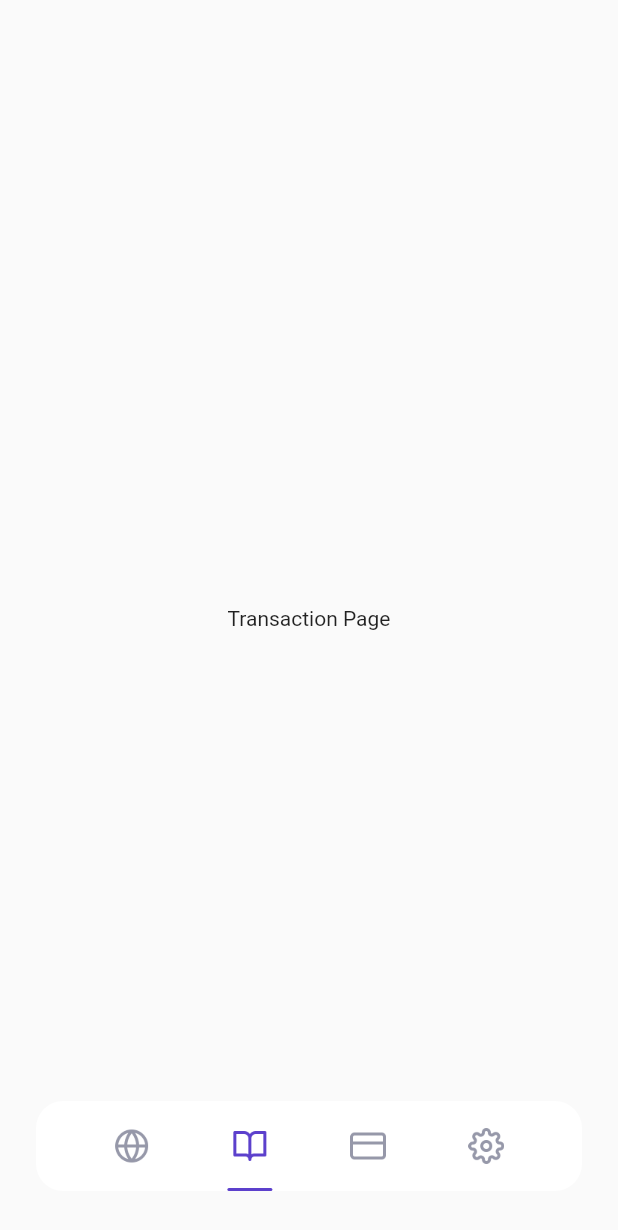
After one commit to zaeroblitz/airplane-app, a Flutter app: the MainPage screen opened by its route, item 2 of the bottom bar chosen, on a phone screen of 412 x 824 dp. The commit adds this screen. Shown: the top 1230 px of the screen. Run offline on Flutter 3.47's test engine with Material 2 defaults, Android fonts, the phone set to English and light mode, and no system bars; our stand-ins replace bloc, flutter_bloc, form_field_validator, google_fonts.

Commit message:
Add Page Cubit

```diff
--- /dev/null
+++ b/lib/cubit/page_cubit.dart
@@ -0,0 +1,7 @@
+import 'package:bloc/bloc.dart';
+
+class PageCubit extends Cubit<int> {
+  PageCubit() : super(0);
+
+  void setPage(int newPage) => emit(newPage);
+}
--- a/lib/views/pages/main_page.dart
+++ b/lib/views/pages/main_page.dart
@@ -3,8 +3,19 @@ part of 'pages.dart';
 class MainPage extends StatelessWidget {
   @override
   Widget build(BuildContext context) {
-    Widget _buildContext() {
+    Widget _buildContext(int currentIndex) {
+      switch (currentIndex) {
+        case 0:
           return HomePage();
+        case 1:
+          return TransactionPage();
+        case 2:
+          return WalletPage();
+        case 3:
+          return SettingPage();
+        default:
+          return HomePage();
+      }
     }
 
     Widget _bottomNav() {
@@ -27,19 +38,19 @@ class MainPage extends StatelessWidget {
             children: [
               NavbarIcon(
                 iconUrl: 'assets/icon_home.png',
-                isActive: true,
+                index: 0,
               ),
               NavbarIcon(
                 iconUrl: 'assets/icon_booking.png',
-                isActive: false,
+                index: 1,
               ),
               NavbarIcon(
                 iconUrl: 'assets/icon_wallet.png',
-                isActive: false,
+                index: 2,
               ),
               NavbarIcon(
                 iconUrl: 'assets/icon_setting.png',
-                isActive: false,
+                index: 3,
               ),
             ],
           ),
@@ -47,14 +58,18 @@ class MainPage extends StatelessWidget {
       );
     }
 
+    return BlocBuilder<PageCubit, int>(
+      builder: (_, currentIndex) {
         return Scaffold(
           backgroundColor: kBackgroundColor,
           body: Stack(
             children: [
-          _buildContext(),
+              _buildContext(currentIndex),
               _bottomNav(),
             ],
           ),
         );
+      },
+    );
   }
 }
--- a/lib/views/pages/pages.dart
+++ b/lib/views/pages/pages.dart
@@ -1,20 +1,25 @@
 import 'dart:async';
 
 import 'package:flutter/material.dart';
+import 'package:flutter_bloc/flutter_bloc.dart';
 import 'package:form_field_validator/form_field_validator.dart';
 
 import '../widgets/widgets.dart';
 import '../../shared/theme.dart';
+import '../../cubit/page_cubit.dart';
 import '../../routes/app_routes.dart';
 
 part 'main_page.dart';
 part 'home_page.dart';
 part 'bonus_page.dart';
+part 'wallet_page.dart';
 part 'splash_page.dart';
 part 'detail_page.dart';
+part 'setting_page.dart';
 part 'sign_in_page.dart';
 part 'sign_up_page.dart';
 part 'checkout_page.dart';
 part 'get_started_page.dart';
 part 'choose_seat_page.dart';
+part 'transaction_page.dart';
 part 'success_checkout_page.dart';
--- /dev/null
+++ b/lib/views/pages/transaction_page.dart
@@ -0,0 +1,12 @@
+part of 'pages.dart';
+
+class TransactionPage extends StatelessWidget {
+  const TransactionPage({Key? key}) : super(key: key);
+
+  @override
+  Widget build(BuildContext context) {
+    return Center(
+      child: Text('Transaction Page'),
+    );
+  }
+}
--- a/lib/views/widgets/navbar_icon.dart
+++ b/lib/views/widgets/navbar_icon.dart
@@ -1,38 +1,44 @@
 part of 'widgets.dart';
 
 class NavbarIcon extends StatelessWidget {
+  final int index;
   final String iconUrl;
-  final bool isActive;
 
   NavbarIcon({
     this.iconUrl = '',
-    this.isActive = false,
+    this.index = 0,
   });
 
   @override
   Widget build(BuildContext context) {
-    return Column(
+    return GestureDetector(
+      onTap: () {
+        context.read<PageCubit>().setPage(index);
+      },
+      child: Column(
         mainAxisAlignment: MainAxisAlignment.spaceBetween,
         children: [
           SizedBox(height: 2),
-        Container(
+          Image.asset(
+            iconUrl,
             width: 24,
             height: 24,
-          decoration: BoxDecoration(
-            image: DecorationImage(
-              image: AssetImage(iconUrl),
-            ),
-          ),
+            color: context.read<PageCubit>().state == index
+                ? kPrimaryColor
+                : kGreyColor,
           ),
           Container(
             width: 30,
             height: 2,
             decoration: BoxDecoration(
-            color: isActive ? kPrimaryColor : kTransparentColor,
+              color: context.read<PageCubit>().state == index
+                  ? kPrimaryColor
+                  : kTransparentColor,
               borderRadius: BorderRadius.circular(defaultRadius),
             ),
           ),
         ],
+      ),
     );
   }
 }
--- a/pubspec.yaml
+++ b/pubspec.yaml
@@ -24,6 +24,7 @@ dependencies:
   cupertino_icons: ^1.0.2
   flutter:
     sdk: flutter
+  flutter_bloc: ^7.2.0
   form_field_validator: ^1.1.0
   google_fonts: ^2.1.0
 
```
Also changed, not shown: lib/main.dart (+12 -4 lines), lib/views/pages/setting_page.dart (added, +12 -0 lines), lib/views/pages/wallet_page.dart (added, +12 -0 lines), lib/views/widgets/widgets.dart (+5 -2 lines), pubspec.lock. Lines whose indentation alone changed are shown as unchanged.
